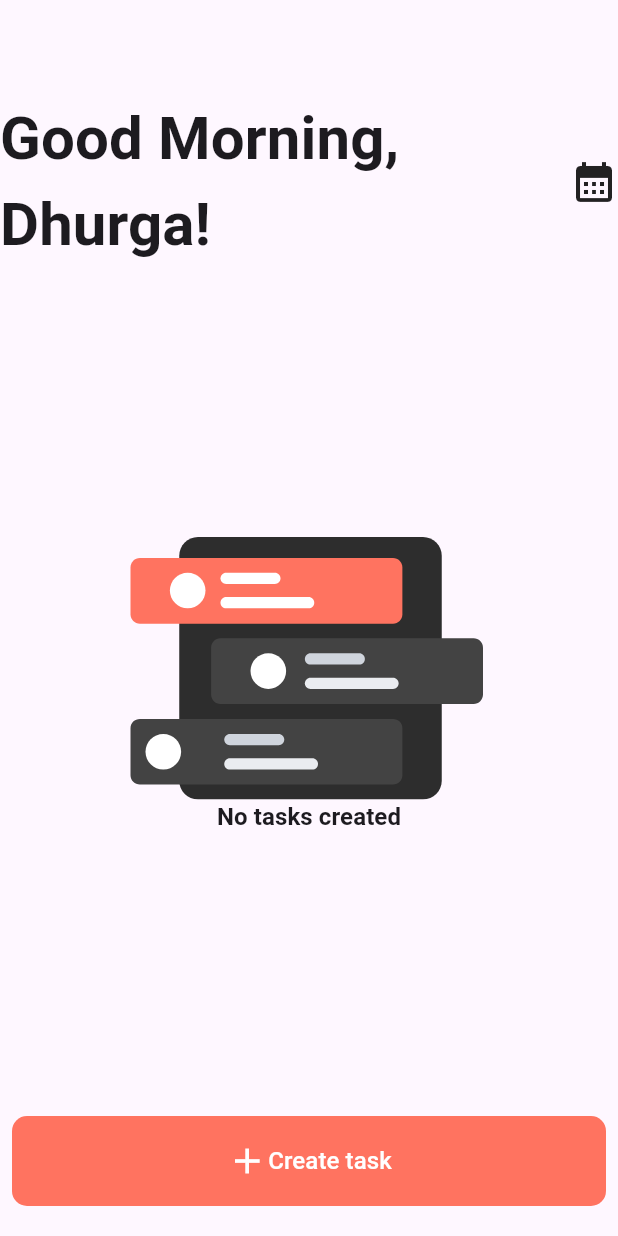
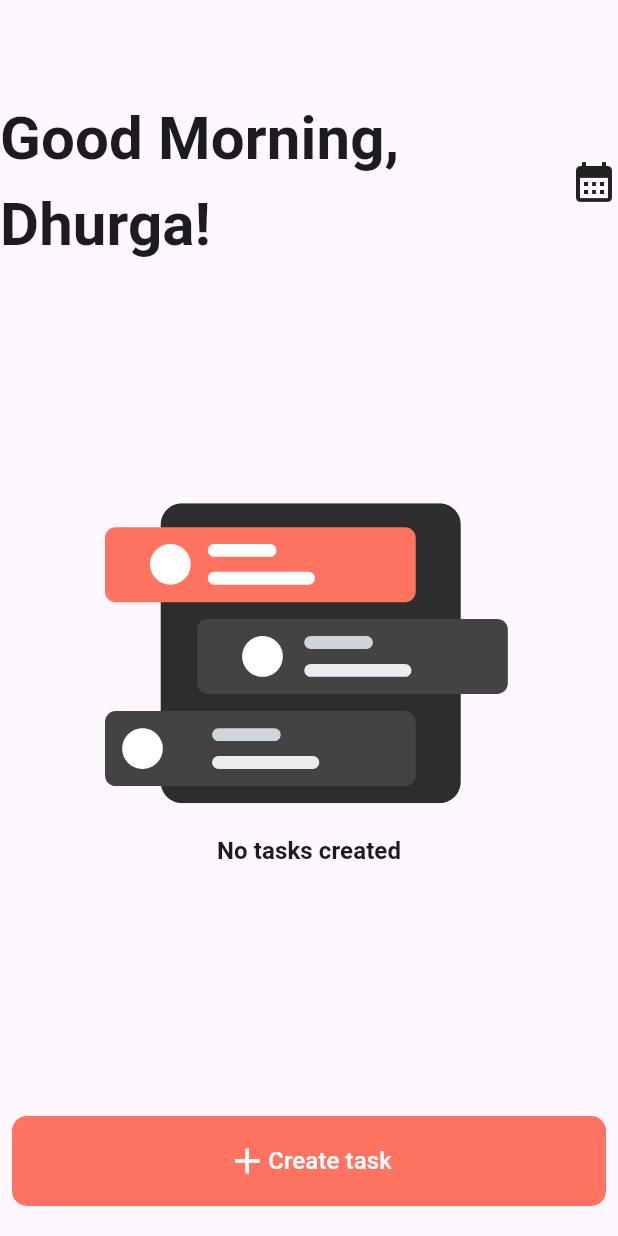
Before and after one commit to dhurgaramasamy/NoteApp, a Flutter app: the screen it shows after launch, on a phone screen of 412 x 824 dp. Run offline on Flutter 3.47's test engine with Material 2 defaults, Android fonts, the phone set to English and light mode, and no system bars; our stand-ins replace flutter_svg; Roboto replaces fonts that are missing (Plus Jakarta Sans).

Commit message:
[Dhurga] No tasks icon styling

```diff
--- a/lib/landing/ui/no_tasks_content.dart
+++ b/lib/landing/ui/no_tasks_content.dart
@@ -13,7 +13,9 @@ class NoTasksContent extends StatelessWidget {
           SvgPicture.asset(
             'assets/icons/no_tasks.svg',
             semanticsLabel: 'My SVG Image',
+            height: 200,
           ),
+          const SizedBox(height: 20),
           const Text(
             "No tasks created",
             textAlign: TextAlign.center,
```
